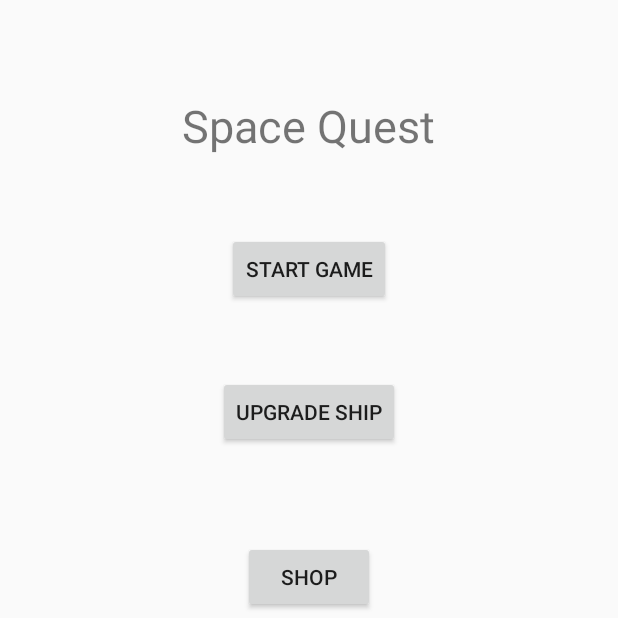
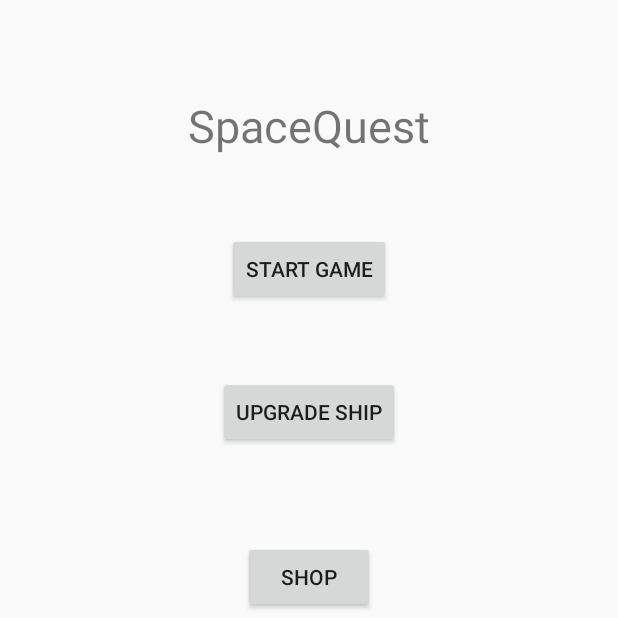
Before and after one commit to johanews/CS646, an Android app: the screen it shows after launch (MainActivity), on a phone screen of 412 x 824 dp, the part 486-1104 px from its top. Run offline under Robolectric (Android 15) with nearby library versions, the phone set to English and light mode, and no system bars.

Commit message:
Made hard coded strings not hard coded.

```diff
--- a/app/src/main/res/layout/activity_main.xml
+++ b/app/src/main/res/layout/activity_main.xml
@@ -10,7 +10,7 @@
         android:id="@+id/game_name"
         android:layout_width="wrap_content"
         android:layout_height="wrap_content"
-        android:text="Space Quest"
+        android:text="@string/app_name"
         android:textSize="30sp"
         app:layout_constraintBottom_toBottomOf="parent"
         app:layout_constraintLeft_toLeftOf="parent"
@@ -25,7 +25,7 @@
         android:id="@+id/game_start_button"
         android:layout_width="wrap_content"
         android:layout_height="wrap_content"
-        android:text="Start Game"
+        android:text="@string/start_game_button_string"
         tools:layout_editor_absoluteX="137dp"
         tools:layout_editor_absoluteY="191dp"
         android:layout_marginBottom="47dp"
@@ -37,7 +37,7 @@
         android:layout_width="wrap_content"
         android:layout_height="wrap_content"
         android:layout_marginBottom="201dp"
-        android:text="Upgrade Ship"
+        android:text="@string/upgrade_ship_button_string"
         tools:layout_editor_absoluteX="148dp"
         tools:layout_editor_absoluteY="282dp"
         android:layout_alignParentBottom="true"
@@ -50,6 +50,6 @@
         android:layout_alignParentBottom="true"
         android:layout_centerHorizontal="true"
         android:layout_marginBottom="91dp"
-        android:text="Shop" />
+        android:text="@string/shop_button_string" />
 
 </RelativeLayout>
--- a/app/src/main/res/values/strings.xml
+++ b/app/src/main/res/values/strings.xml
@@ -1,3 +1,6 @@
 <resources>
     <string name="app_name">SpaceQuest</string>
+    <string name="shop_button_string">Shop</string>
+    <string name="upgrade_ship_button_string">Upgrade Ship</string>
+    <string name="start_game_button_string">Start Game</string>
 </resources>
```
